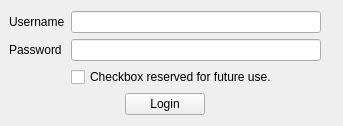
First picture: the form in code/flist_messenger/flist_loginwindow.ui, repository Dhwty/flist-messenger, before the edit.
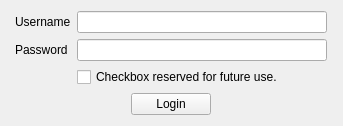
Second picture: the form after the edit. Icons and pictures are not drawn.

```diff
--- a/code/flist_messenger/flist_loginwindow.ui
+++ b/code/flist_messenger/flist_loginwindow.ui
@@ -32,7 +32,7 @@
    <property name="bottomMargin">
     <number>0</number>
    </property>
-   <item>
+   <item alignment="Qt::AlignHCenter|Qt::AlignVCenter">
     <widget class="QStackedWidget" name="outerStack">
      <property name="sizePolicy">
       <sizepolicy hsizetype="Fixed" vsizetype="Fixed">
@@ -97,6 +97,9 @@
              <height>0</height>
             </size>
            </property>
+           <property name="echoMode">
+            <enum>QLineEdit::Password</enum>
+           </property>
           </widget>
          </item>
          <item row="2" column="1">
```
